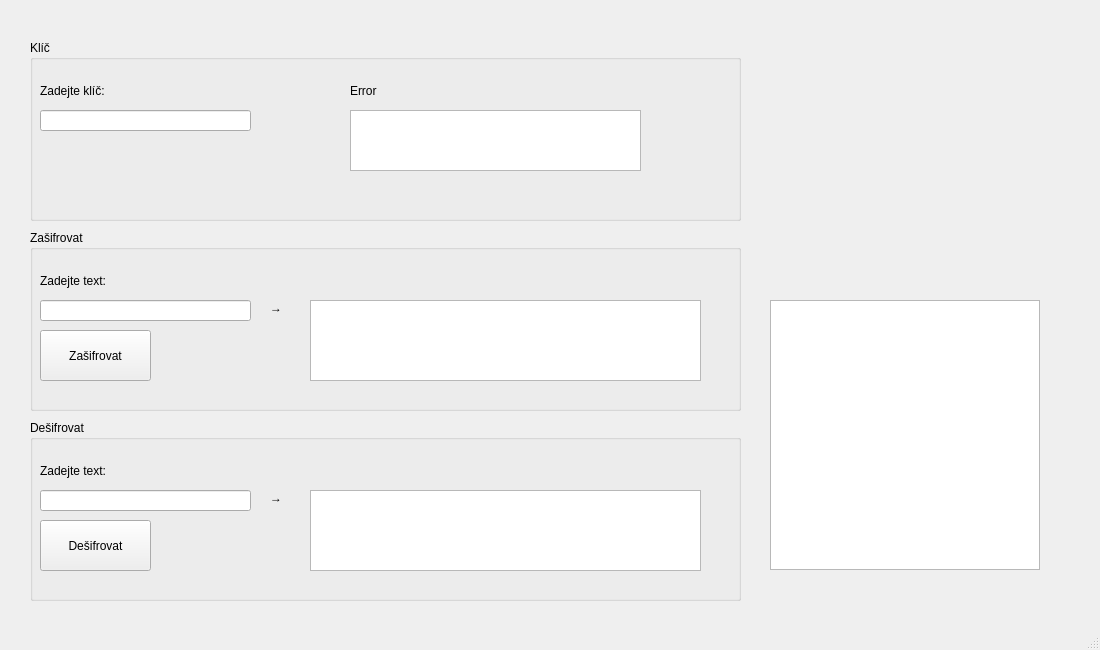
First picture: the form in gui.ui, repository WinterKRALLe/playfairPy, before the edit.
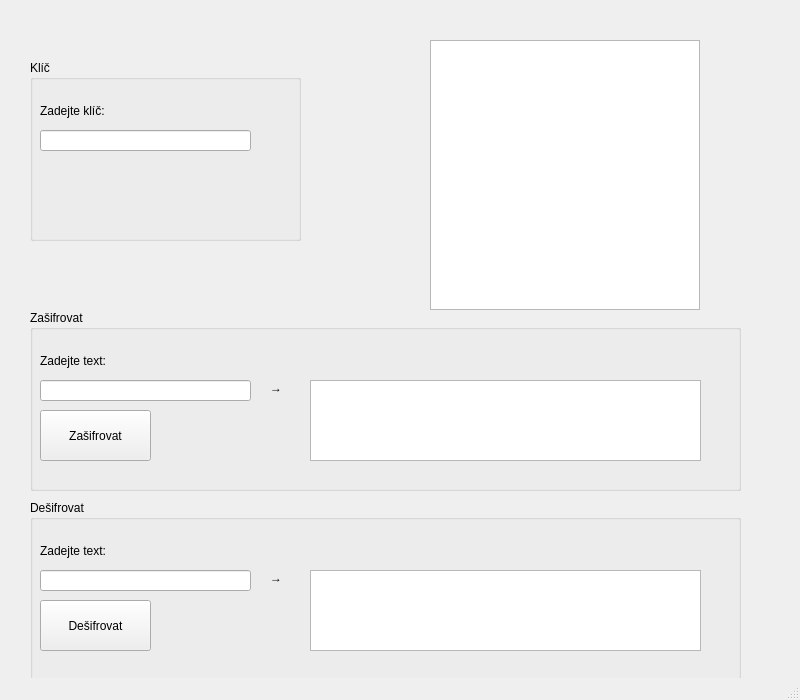
Second picture: the form after the edit.

Commit message: nějaké ty úpravy, ale stále to stojí za hovno

Patch:
```diff
--- a/gui.ui
+++ b/gui.ui
@@ -6,8 +6,8 @@
    <rect>
     <x>0</x>
     <y>0</y>
-    <width>1100</width>
-    <height>650</height>
+    <width>800</width>
+    <height>700</height>
    </rect>
   </property>
   <property name="windowTitle">
@@ -18,7 +18,7 @@
     <property name="geometry">
      <rect>
       <x>30</x>
-      <y>230</y>
+      <y>310</y>
       <width>711</width>
       <height>181</height>
      </rect>
@@ -90,7 +90,7 @@
     <property name="geometry">
      <rect>
       <x>30</x>
-      <y>420</y>
+      <y>500</y>
       <width>711</width>
       <height>181</height>
      </rect>
@@ -162,8 +162,8 @@
     <property name="geometry">
      <rect>
       <x>30</x>
-      <y>40</y>
-      <width>711</width>
+      <y>60</y>
+      <width>271</width>
       <height>181</height>
      </rect>
     </property>
@@ -193,35 +193,12 @@
       <string>Zadejte klíč:</string>
      </property>
     </widget>
-    <widget class="QTextBrowser" name="error">
-     <property name="geometry">
-      <rect>
-       <x>320</x>
-       <y>70</y>
-       <width>291</width>
-       <height>61</height>
-      </rect>
-     </property>
-    </widget>
-    <widget class="QLabel" name="label_6">
-     <property name="geometry">
-      <rect>
-       <x>320</x>
-       <y>40</y>
-       <width>63</width>
-       <height>22</height>
-      </rect>
-     </property>
-     <property name="text">
-      <string>Error</string>
-     </property>
-    </widget>
    </widget>
    <widget class="QTableWidget" name="matrix">
     <property name="geometry">
      <rect>
-      <x>770</x>
-      <y>300</y>
+      <x>430</x>
+      <y>40</y>
       <width>270</width>
       <height>270</height>
      </rect>
```
The commit also changes 1 other file.
